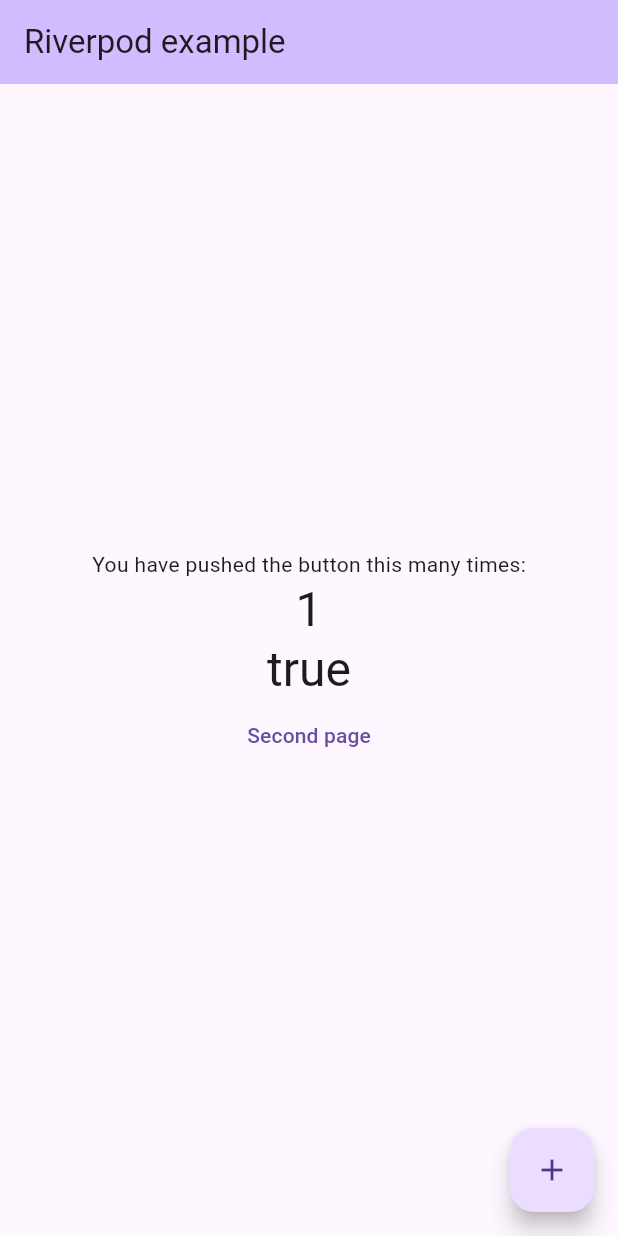
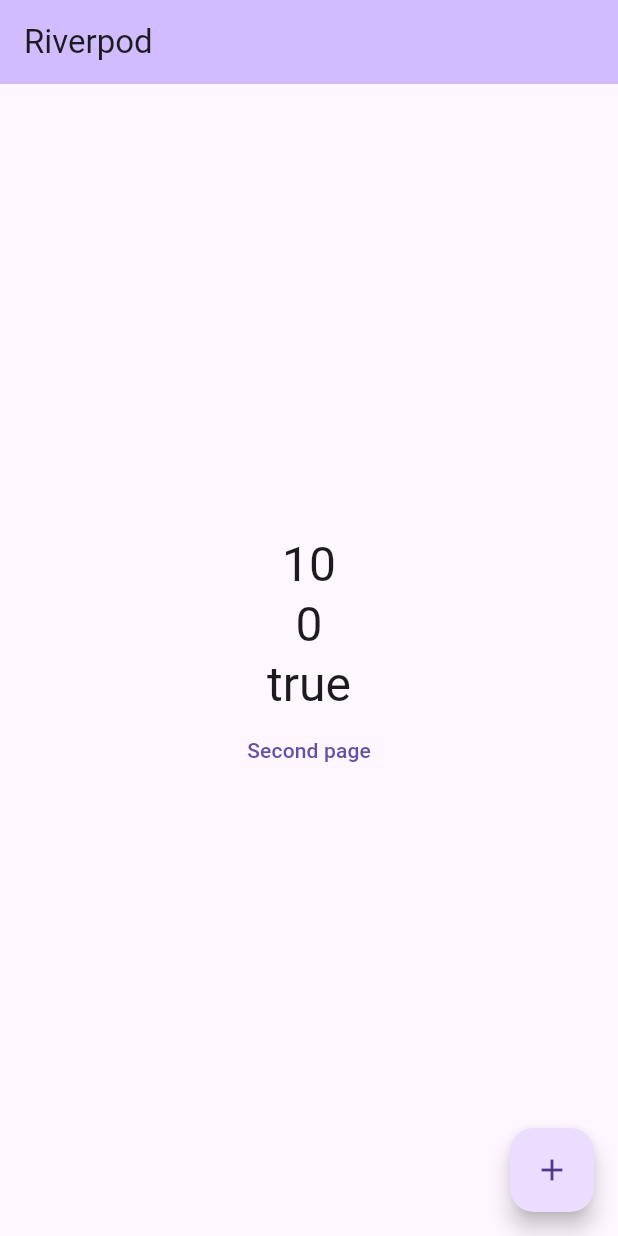
Before and after one commit to nniyazaliev/kurs_2_lesson_1_riverpod, a Flutter app: the screen it shows after launch, on a phone screen of 412 x 824 dp. Run offline on Flutter 3.47's test engine with Material 3 defaults, Android fonts, the phone set to English and light mode, and no system bars; our stand-ins replace flutter_riverpod, riverpod_annotation; generated files the repository leaves out were written again.

Commit message:
Riverpod continuation

```diff
--- a/lib/main.dart
+++ b/lib/main.dart
@@ -18,7 +18,7 @@ class MyApp extends StatelessWidget {
   Widget build(BuildContext context) {
     return const MaterialApp(
         home: MyHomePage(
-      title: 'Riverpod example',
+      title: 'Riverpod',
     ));
   }
 }
--- a/lib/pages/my_home_page.dart
+++ b/lib/pages/my_home_page.dart
@@ -1,12 +1,12 @@
-import 'dart:developer';
-
 import 'package:flutter/material.dart';
 import 'package:flutter_riverpod/flutter_riverpod.dart';
 import 'package:kurs_2_riverpod/pages/second_page.dart';
+import 'package:kurs_2_riverpod/states/counter_notifier.dart';
 import 'package:kurs_2_riverpod/states/counter_state.dart';
 import 'package:kurs_2_riverpod/states/is_changed_state.dart';
 import 'package:kurs_2_riverpod/widgets/custom_text.dart';
 
+// ignore: must_be_immutable
 class MyHomePage extends ConsumerWidget {
   final String title;
 
@@ -17,10 +17,11 @@ class MyHomePage extends ConsumerWidget {
 
   @override
   Widget build(BuildContext context, WidgetRef ref) {
-    final counter = ref.watch(counterState);
     final isChanged = ref.watch(isChangedState);
 
-    log('build = ${counter}');
+    final counter = ref.watch(counterProvider);
+
+    // ignore: unnecessary_brace_in_string_interps
 
     return Scaffold(
       appBar: AppBar(
@@ -31,12 +32,10 @@ class MyHomePage extends ConsumerWidget {
         child: Column(
           mainAxisAlignment: MainAxisAlignment.center,
           children: <Widget>[
-            const Text(
-              'You have pushed the button this many times:',
+            CustomText(
+              number: ref.watch(counterState).toString(),
             ),
-            CustomText(
-              number: counter.toString(),
-            ),
+            CustomText(number: counter.toString()),
             CustomText(isChanged: isChanged),
             TextButton(
               onPressed: () {
@@ -54,6 +53,7 @@ class MyHomePage extends ConsumerWidget {
       floatingActionButton: FloatingActionButton(
         onPressed: () {
           ref.read(counterState.notifier).state++;
+          ref.read(counterProvider.notifier).koboyt();
           ref.read(isChangedState.notifier).state = !isChanged;
         },
         tooltip: 'Increment',
--- /dev/null
+++ b/lib/states/counter_notifier.dart
@@ -0,0 +1,17 @@
+import 'package:flutter_riverpod/flutter_riverpod.dart';
+
+class CounterNotifier extends StateNotifier<int> {
+  CounterNotifier() : super(0);
+
+  void koboyt() {
+    state++;
+  }
+
+  void azayt() {
+    state--;
+  }
+}
+
+final counterProvider = StateNotifierProvider<CounterNotifier, int>((ref) {
+  return CounterNotifier();
+});
--- a/lib/states/counter_state.dart
+++ b/lib/states/counter_state.dart
@@ -3,5 +3,5 @@ import 'package:flutter_riverpod/flutter_riverpod.dart';
 /// Providers are declared globally and specify how to create a state
 /// Uzun zholu:
 final counterState = StateProvider<int>((ref) {
-  return 1;
+  return 10;
 });
```
Also changed, not shown: lib/pages/state_explanation.dart (added, +68 -0 lines), lib/states/new_counter_notifier.dart (added, +19 -0 lines), pubspec.yaml (+5 -29 lines), pubspec.lock.
